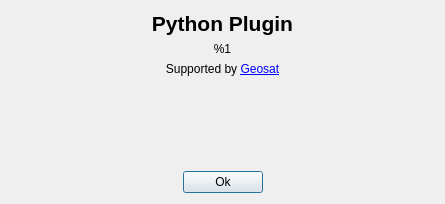
The window that ui/AboutDialog.ui (tmontaigu/CloudCompare-PythonRuntime) describes before a commit, drawn with Qt 5.
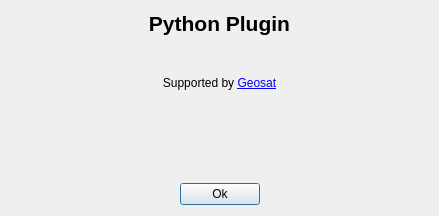
The same window after the commit. Icons and pictures are not drawn.

Commit message: AboutDialog: center text differently

Patch:
```diff
--- a/ui/AboutDialog.ui
+++ b/ui/AboutDialog.ui
@@ -6,10 +6,16 @@
    <rect>
     <x>0</x>
     <y>0</y>
-    <width>445</width>
-    <height>204</height>
+    <width>439</width>
+    <height>216</height>
    </rect>
   </property>
+  <property name="sizePolicy">
+   <sizepolicy hsizetype="Fixed" vsizetype="Fixed">
+    <horstretch>0</horstretch>
+    <verstretch>0</verstretch>
+   </sizepolicy>
+  </property>
   <property name="windowTitle">
    <string>About Python Plugin</string>
   </property>
@@ -28,7 +34,10 @@
    <item>
     <widget class="QLabel" name="pythonVersionLabel">
      <property name="text">
-      <string>&lt;html&gt;&lt;head/&gt;&lt;body&gt;&lt;p align=&quot;center&quot;&gt;%1&lt;/p&gt;&lt;/body&gt;&lt;/html&gt;</string>
+      <string>&lt;html&gt;&lt;head/&gt;&lt;body&gt;&lt;p align=&quot;center&quot;&gt;&lt;br/&gt;&lt;/p&gt;&lt;/body&gt;&lt;/html&gt;</string>
+     </property>
+     <property name="alignment">
+      <set>Qt::AlignCenter</set>
      </property>
     </widget>
    </item>
```
The commit also changes 2 other files.
